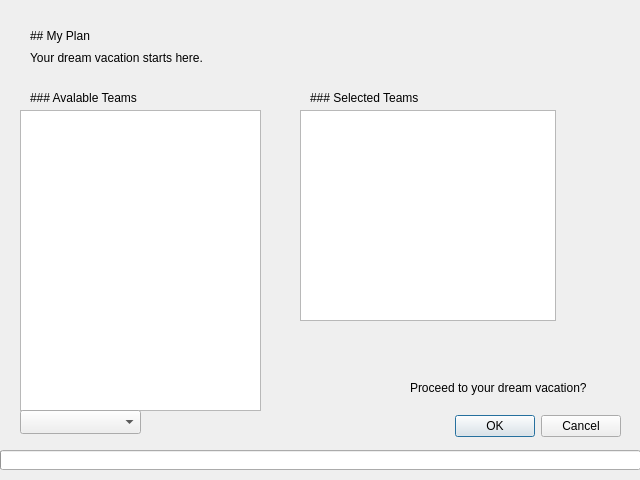
Above: Project-2-NFL/tripcreateWidget.ui from massivemembrain/Project-2-NFL before the change. Below: the same form after it.
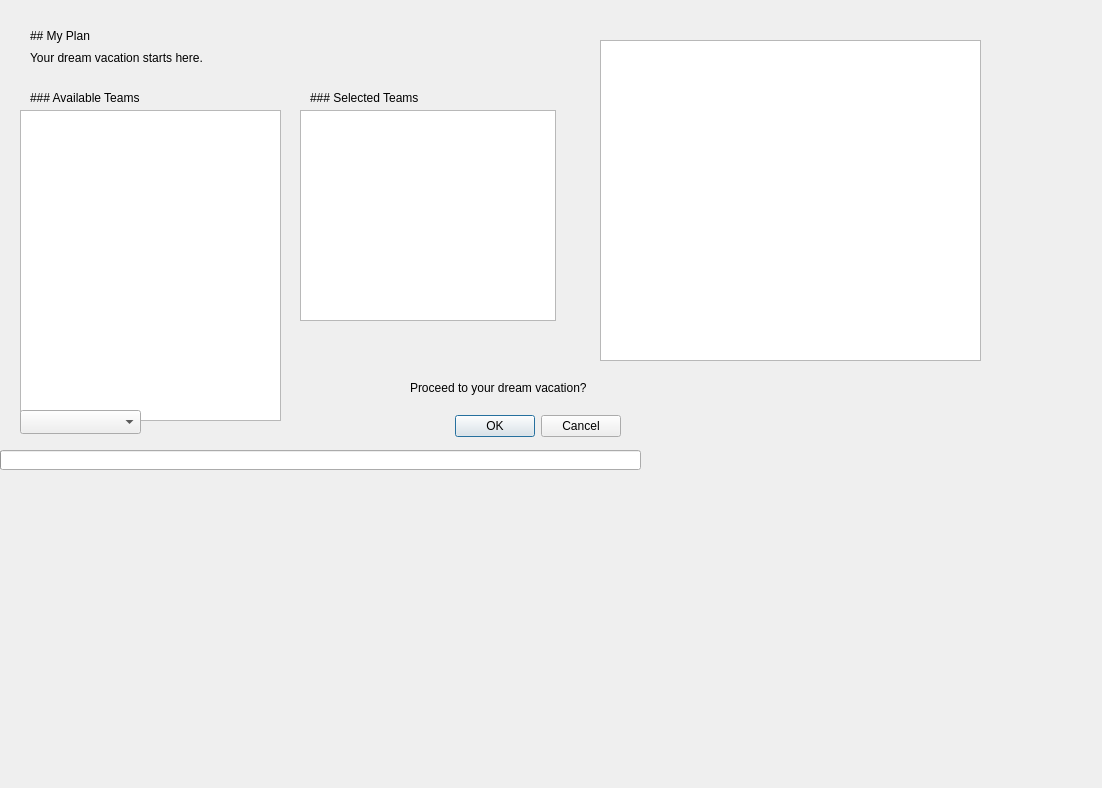
That is the form after the change.

What changed in the file:
```diff
--- a/Project-2-NFL/tripcreateWidget.ui
+++ b/Project-2-NFL/tripcreateWidget.ui
@@ -6,8 +6,8 @@
    <rect>
     <x>0</x>
     <y>0</y>
-    <width>640</width>
-    <height>480</height>
+    <width>1102</width>
+    <height>788</height>
    </rect>
   </property>
   <property name="windowTitle">
@@ -44,8 +44,8 @@
     <rect>
      <x>20</x>
      <y>110</y>
-     <width>241</width>
-     <height>301</height>
+     <width>261</width>
+     <height>311</height>
     </rect>
    </property>
   </widget>
@@ -75,7 +75,7 @@
     </rect>
    </property>
    <property name="text">
-    <string>### Avalable Teams</string>
+    <string>### Available Teams</string>
    </property>
    <property name="textFormat">
     <enum>Qt::MarkdownText</enum>
@@ -161,6 +161,16 @@
     <enum>Qt::MarkdownText</enum>
    </property>
   </widget>
+  <widget class="QTableView" name="tableView">
+   <property name="geometry">
+    <rect>
+     <x>600</x>
+     <y>40</y>
+     <width>381</width>
+     <height>321</height>
+    </rect>
+   </property>
+  </widget>
  </widget>
  <resources/>
  <connections/>
```
